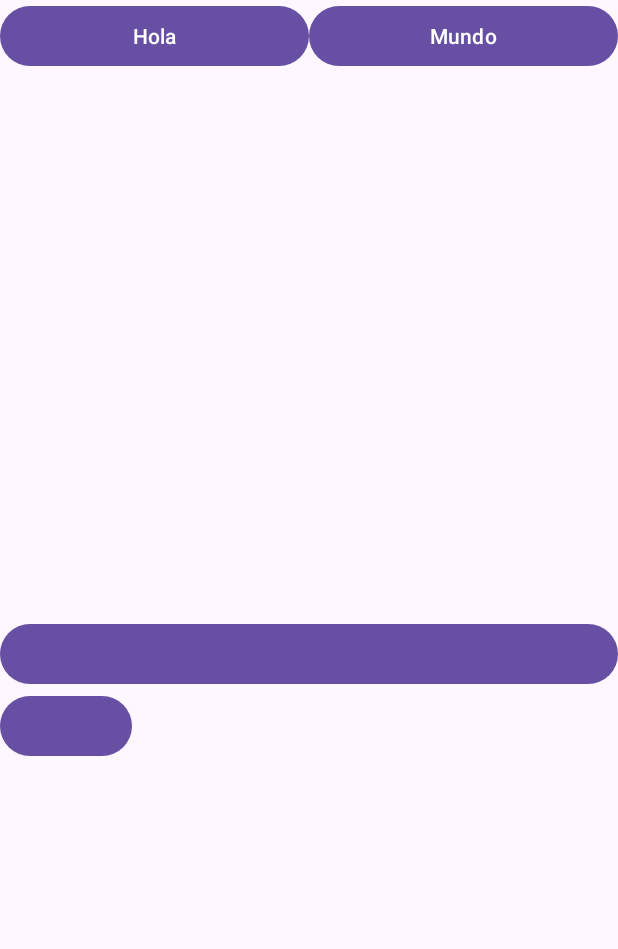
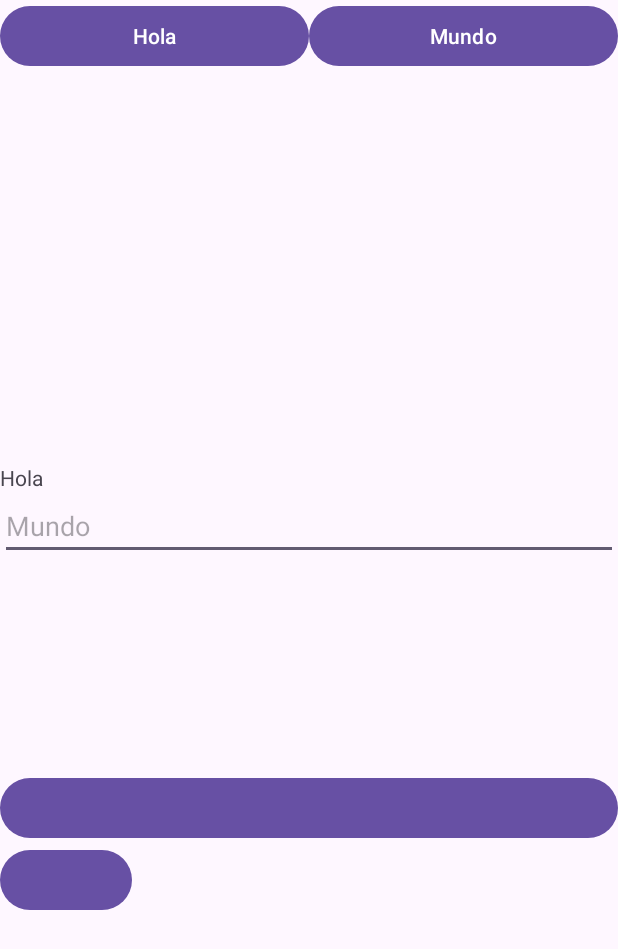
Before and after one commit to torotzl/clase2Moviles20242, an Android app: the screen it shows after launch (MainActivity), on a phone screen of 412 x 824 dp. Shown: the top 949 px of the screen. Run offline under Robolectric (Android 15) with nearby library versions, the phone set to English and light mode, and no system bars.

Commit message:
Agregue Java
Logica con Java

```diff
--- a/app/src/main/java/com/example/clase2/MainActivity.java
+++ b/app/src/main/java/com/example/clase2/MainActivity.java
@@ -3,12 +3,46 @@ package com.example.clase2;
 import androidx.appcompat.app.AppCompatActivity;
 
 import android.os.Bundle;
+import android.view.View;
+import android.widget.Button;
+import android.widget.EditText;
+import android.widget.TextView;
 
 public class MainActivity extends AppCompatActivity {
+
+    EditText ingresarUsuario;
+    TextView usuario;
+    Button hola,mundo;
+
+    String nombreUsuario;
 
     @Override
     protected void onCreate(Bundle savedInstanceState) {
         super.onCreate(savedInstanceState);
         setContentView(R.layout.activity_main);
+
+
+        ingresarUsuario = (EditText) findViewById(R.id.editarUsuario);
+        usuario = (TextView) findViewById(R.id.txvUsuario);
+        hola = findViewById(R.id.btnHola);
+        mundo = findViewById(R.id.btnMundo);
+
+
+        hola.setOnClickListener(new View.OnClickListener() {
+            @Override
+            public void onClick(View view) {
+
+                usuario.setText("Presionaste el botón Hola");
+                nombreUsuario= String.valueOf(ingresarUsuario.getText());
+
+            }
+        });
+
+        mundo.setOnClickListener(new View.OnClickListener() {
+            @Override
+            public void onClick(View view) {
+
+            }
+        });
     }
 }
--- a/app/src/main/res/layout/activity_main.xml
+++ b/app/src/main/res/layout/activity_main.xml
@@ -31,6 +31,31 @@
 
         </Button>
 
+
+
+    </LinearLayout>
+
+    <LinearLayout
+        android:orientation="vertical"
+        android:layout_width="match_parent"
+        android:layout_height="0dp"
+        android:layout_weight="2">
+
+        <TextView
+            android:id="@+id/txvUsuario"
+            android:text="@string/hola"
+            android:layout_width="match_parent"
+            android:layout_height="wrap_content">
+
+        </TextView>
+
+        <EditText
+            android:id="@+id/editarUsuario"
+            android:hint="@string/mundo"
+            android:layout_width="match_parent"
+            android:layout_height="wrap_content">
+
+        </EditText>
     </LinearLayout>
 
     <LinearLayout
@@ -40,15 +65,14 @@
         android:orientation="vertical">
 
         <Button
-
-
+            android:id="@+id/btnUno"
             android:layout_width="match_parent"
             android:layout_height="wrap_content">
 
         </Button>
 
         <Button
-
+            android:id="@+id/btnDos"
             android:layout_width="wrap_content"
             android:layout_height="wrap_content">
 
```
